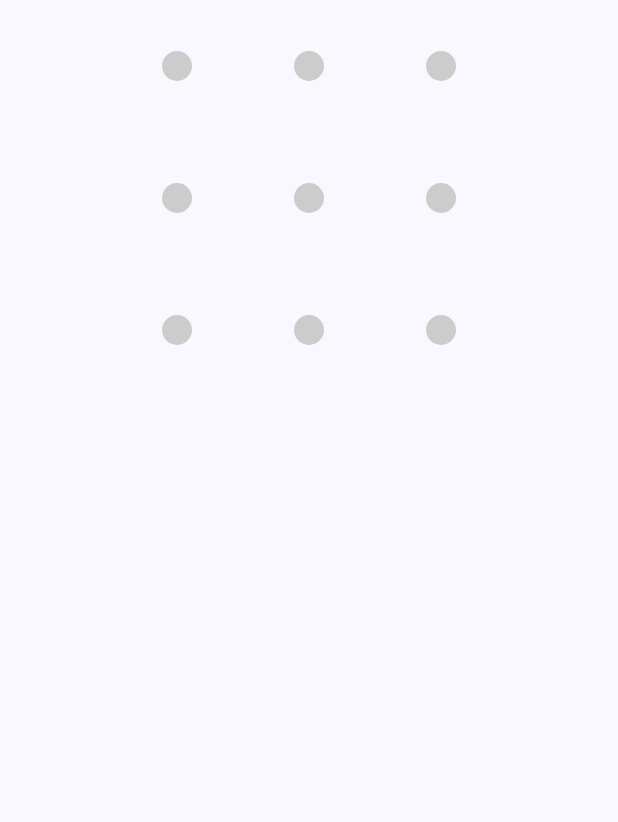
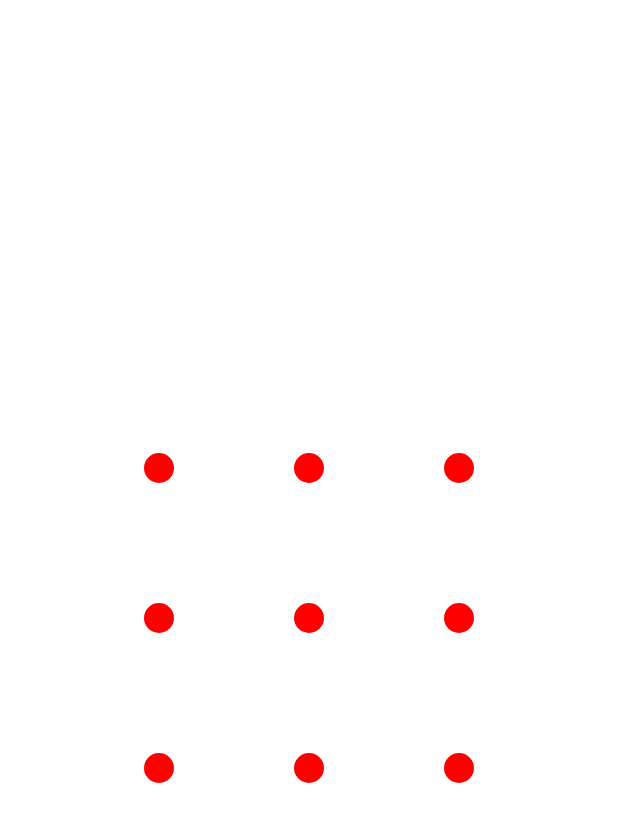
Before and after one commit to squart300kg/PatternLockScreen, an Android app built with Jetpack Compose: the screen it shows after launch (MainActivity), on a phone screen of 412 x 824 dp. Shown: the top 822 px of the screen. Run offline under Robolectric (Android 15) with nearby library versions, the phone set to English and light mode, and no system bars.

Commit message:
selectedDotColor & unselectedDotColor 설정, 최소 연결 라인 설정 코드 작성

```diff
--- a/app/src/main/java/com/example/patternscreensampleprojectr/MainActivity.kt
+++ b/app/src/main/java/com/example/patternscreensampleprojectr/MainActivity.kt
@@ -2,39 +2,60 @@ package com.example.patternscreensampleprojectr
 
 import android.os.Bundle
 import android.util.Log
+import android.widget.Toast
 import androidx.activity.ComponentActivity
 import androidx.activity.compose.setContent
 import androidx.compose.foundation.layout.Column
+import androidx.compose.foundation.layout.Spacer
 import androidx.compose.foundation.layout.fillMaxSize
+import androidx.compose.foundation.layout.size
 import androidx.compose.material3.MaterialTheme
 import androidx.compose.material3.Surface
+import androidx.compose.runtime.Composable
+import androidx.compose.runtime.getValue
+import androidx.compose.runtime.mutableIntStateOf
+import androidx.compose.runtime.mutableStateOf
+import androidx.compose.runtime.remember
+import androidx.compose.runtime.rememberCoroutineScope
 import androidx.compose.ui.Modifier
+import androidx.compose.ui.graphics.Color
+import androidx.compose.ui.platform.LocalContext
+import androidx.compose.ui.unit.dp
 import com.example.pattern.BasePatternScreen
-import com.example.patternscreensampleprojectr.ui.theme.PatternScreenSampleProjectrTheme
+import kotlinx.coroutines.launch
 
 class MainActivity : ComponentActivity() {
     override fun onCreate(savedInstanceState: Bundle?) {
         super.onCreate(savedInstanceState)
         setContent {
-            PatternScreenSampleProjectrTheme {
+            MaterialTheme {
                 Surface(
                     modifier = Modifier.fillMaxSize(),
-                    color = MaterialTheme.colorScheme.background,
+                    color = Color.White,
                 ) {
                     Column {
+                        Spacer(modifier = Modifier.weight(1f))
                         BasePatternScreen(
-                            modifier = Modifier,
-//                            dotSelectedColor = R.color.pattern_dot_select,
-//                            dotUnselectedColor = R.color.pattern_dot_select,
-//                            lineSelectedColor = R.color.pattern_dot_select,
-//                            lineUnselectedColor = R.color.pattern_dot_select,
-                            onPatternInput = { result ->
-                                Log.i("patternResult", result)
+                            modifier = Modifier.size(300.dp),
+                            lineColor = Color.Cyan,
+                            unselectedDotColor = Color.Red,
+                            selectedDotColor = Color.Blue,
+                            minimumLineConnectionCount = 3,
+                            onLessCountPatternSelected = { selectedCount ->
+                                showToast(getString(R.string.lessPatternSelectedGuide, selectedCount))
+                            },
+                            onPatternSuccessfullySelected = { result ->
+                                showToast(getString(R.string.patternSuccessfullySelectedGuide, result))
                             }
                         )
+                        Spacer(modifier = Modifier.weight(1f))
                     }
                 }
             }
         }
     }
 }
+
+private fun ComponentActivity.showToast(message: String) {
+    Toast.makeText(this, message, Toast.LENGTH_SHORT).show()
+}
--- a/app/src/main/java/com/example/patternscreensampleprojectr/ui/theme/Color.kt
+++ /dev/null
@@ -1,11 +0,0 @@
-package com.example.patternscreensampleprojectr.ui.theme
-
-import androidx.compose.ui.graphics.Color
-
-val Purple80 = Color(0xFFD0BCFF)
-val PurpleGrey80 = Color(0xFFCCC2DC)
-val Pink80 = Color(0xFFEFB8C8)
-
-val Purple40 = Color(0xFF6650a4)
-val PurpleGrey40 = Color(0xFF625b71)
-val Pink40 = Color(0xFF7D5260)
--- a/app/src/main/java/com/example/patternscreensampleprojectr/ui/theme/Theme.kt
+++ /dev/null
@@ -1,70 +0,0 @@
-package com.example.patternscreensampleprojectr.ui.theme
-
-import android.app.Activity
-import android.os.Build
-import androidx.compose.foundation.isSystemInDarkTheme
-import androidx.compose.material3.MaterialTheme
-import androidx.compose.material3.darkColorScheme
-import androidx.compose.material3.dynamicDarkColorScheme
-import androidx.compose.material3.dynamicLightColorScheme
-import androidx.compose.material3.lightColorScheme
-import androidx.compose.runtime.Composable
-import androidx.compose.runtime.SideEffect
-import androidx.compose.ui.graphics.toArgb
-import androidx.compose.ui.platform.LocalContext
-import androidx.compose.ui.platform.LocalView
-import androidx.core.view.WindowCompat
-
-private val DarkColorScheme = darkColorScheme(
-    primary = Purple80,
-    secondary = PurpleGrey80,
-    tertiary = Pink80
-)
-
-private val LightColorScheme = lightColorScheme(
-    primary = Purple40,
-    secondary = PurpleGrey40,
-    tertiary = Pink40
-
-    /* Other default colors to override
-    background = Color(0xFFFFFBFE),
-    surface = Color(0xFFFFFBFE),
-    onPrimary = Color.White,
-    onSecondary = Color.White,
-    onTertiary = Color.White,
-    onBackground = Color(0xFF1C1B1F),
-    onSurface = Color(0xFF1C1B1F),
-    */
-)
-
-@Composable
-fun PatternScreenSampleProjectrTheme(
-    darkTheme: Boolean = isSystemInDarkTheme(),
-    // Dynamic color is available on Android 12+
-    dynamicColor: Boolean = true,
-    content: @Composable () -> Unit
-) {
-    val colorScheme = when {
-        dynamicColor && Build.VERSION.SDK_INT >= Build.VERSION_CODES.S -> {
-            val context = LocalContext.current
-            if (darkTheme) dynamicDarkColorScheme(context) else dynamicLightColorScheme(context)
-        }
-
-        darkTheme -> DarkColorScheme
-        else -> LightColorScheme
-    }
-    val view = LocalView.current
-    if (!view.isInEditMode) {
-        SideEffect {
-            val window = (view.context as Activity).window
-            window.statusBarColor = colorScheme.primary.toArgb()
-            WindowCompat.getInsetsController(window, view).isAppearanceLightStatusBars = darkTheme
-        }
-    }
-
-    MaterialTheme(
-        colorScheme = colorScheme,
-        typography = Typography,
-        content = content
-    )
-}
--- a/app/src/main/java/com/example/patternscreensampleprojectr/ui/theme/Type.kt
+++ /dev/null
@@ -1,34 +0,0 @@
-package com.example.patternscreensampleprojectr.ui.theme
-
-import androidx.compose.material3.Typography
-import androidx.compose.ui.text.TextStyle
-import androidx.compose.ui.text.font.FontFamily
-import androidx.compose.ui.text.font.FontWeight
-import androidx.compose.ui.unit.sp
-
-// Set of Material typography styles to start with
-val Typography = Typography(
-    bodyLarge = TextStyle(
-        fontFamily = FontFamily.Default,
-        fontWeight = FontWeight.Normal,
-        fontSize = 16.sp,
-        lineHeight = 24.sp,
-        letterSpacing = 0.5.sp
-    )
-    /* Other default text styles to override
-    titleLarge = TextStyle(
-        fontFamily = FontFamily.Default,
-        fontWeight = FontWeight.Normal,
-        fontSize = 22.sp,
-        lineHeight = 28.sp,
-        letterSpacing = 0.sp
-    ),
-    labelSmall = TextStyle(
-        fontFamily = FontFamily.Default,
-        fontWeight = FontWeight.Medium,
-        fontSize = 11.sp,
-        lineHeight = 16.sp,
-        letterSpacing = 0.5.sp
-    )
-    */
-)
--- a/app/src/main/res/values/colors.xml
+++ b/app/src/main/res/values/colors.xml
@@ -8,7 +8,7 @@
     <color name="black">#FF000000</color>
     <color name="white">#FFFFFFFF</color>
 
-    <color name="pattern_dot_select">#2e3192</color>
-    <color name="pattern_dot_unselect">#cccccc</color>
+    <color name="selected_dot">#2e3192</color>
+    <color name="unselected_dot">#cccccc</color>
 
 </resources>
--- a/app/src/main/res/values/strings.xml
+++ b/app/src/main/res/values/strings.xml
@@ -1,3 +1,5 @@
 <resources>
     <string name="app_name">PatternScreenSampleProjectr</string>
+    <string name="patternSuccessfullySelectedGuide">Selected Pattern is success : %s</string>
+    <string name="lessPatternSelectedGuide">Please select at least %1$d pattern lines</string>
 </resources>
--- a/pattern/src/main/java/com/example/pattern/BasePatternScreen.kt
+++ b/pattern/src/main/java/com/example/pattern/BasePatternScreen.kt
@@ -2,7 +2,6 @@ package com.example.pattern
 
 import android.content.Context
 import android.view.MotionEvent
-import androidx.annotation.ColorRes
 import androidx.compose.foundation.Canvas
 import androidx.compose.foundation.layout.ColumnScope
 import androidx.compose.foundation.layout.size
@@ -18,6 +17,7 @@ import androidx.compose.ui.geometry.Offset
 import androidx.compose.ui.graphics.Color
 import androidx.compose.ui.input.pointer.pointerInteropFilter
 import androidx.compose.ui.platform.LocalContext
+import androidx.compose.ui.res.colorResource
 import androidx.compose.ui.unit.dp
 import kotlin.math.abs
 
@@ -34,11 +34,16 @@ data class BasePatternDrawingUiState(
     val password: MutableList<Int> = mutableListOf()
 ) {
 
-    fun getDotColor(rowIndex: Int, colIndex: Int): Int =
+    fun getDotColor(
+        rowIndex: Int,
+        colIndex: Int,
+        selectedDotColor: Color,
+        unselectedDotColor: Color
+    ): Color =
         if (selectedOffsets.contains(threeByThreeDotOffsets[rowIndex][colIndex])) {
-            R.color.pattern_dot_select
+            selectedDotColor
         } else {
-            R.color.pattern_dot_unselect
+            unselectedDotColor
         }
 
     companion object {
@@ -54,12 +59,12 @@ data class BasePatternDrawingUiState(
 fun ColumnScope.BasePatternScreen(
     modifier: Modifier = Modifier,
     context: Context = LocalContext.current,
-    @ColorRes dotSelectedColor: Int = R.color.pattern_dot_select,
-    @ColorRes dotUnselectedColor: Int = R.color.pattern_dot_unselect,
-    @ColorRes lineSelectedColor: Int = R.color.line_dot_select,
-    @ColorRes lineUnselectedColor: Int = R.color.line_dot_unselect,
+    selectedDotColor: Color = colorResource(id = R.color.selected_dot),
+    unselectedDotColor: Color = colorResource(id = R.color.unselected_dot),
+    lineColor: Color = colorResource(id = R.color.line),
     minimumLineConnectionCount: Int = 2,
-    onPatternInput: (String) -> Unit) {
+    onLessCountPatternSelected: (Int) -> Unit,
+    onPatternSuccessfullySelected: (String) -> Unit) {
 
     val basePatternDrawingUiState = remember { mutableStateOf( BasePatternDrawingUiState()) }
 
@@ -116,6 +121,7 @@ fun ColumnScope.BasePatternScreen(
                                 }
                             }
                         }
+
                         MotionEvent.ACTION_MOVE -> {
                             basePatternDrawingUiState.value =
                                 basePatternDrawingUiState.value.copy(
@@ -180,12 +186,14 @@ fun ColumnScope.BasePatternScreen(
                             }
                         }
                         MotionEvent.ACTION_UP -> {
-                            if (basePatternDrawingUiState.value.selectedOffsets.size >= 4) {
-                                onPatternInput(
+                            if (basePatternDrawingUiState.value.selectedOffsets.size >= minimumLineConnectionCount + 1) {
+                                onPatternSuccessfullySelected(
                                     basePatternDrawingUiState.value.password
                                         .toMutableList()
                                         .joinToString("")
                                 )
+                            } else {
+                                onLessCountPatternSelected(minimumLineConnectionCount)
                             }
 
                             basePatternDrawingUiState.value =
@@ -200,7 +208,7 @@ fun ColumnScope.BasePatternScreen(
                 drawContent()
                 if (basePatternDrawingUiState.value.latestSelectedDotOffset != Offset.Zero) {
                     drawLine(
-                        color = Color(context.getColor(R.color.pattern_dot_select)),
+                        color = lineColor,
                         start = basePatternDrawingUiState.value.latestSelectedDotOffset,
                         end = basePatternDrawingUiState.value.draggingOffset,
                         strokeWidth = BasePatternDrawingUiState.LINE_STROKE_WIDTH
@@ -222,9 +230,11 @@ fun ColumnScope.BasePatternScreen(
                     )
 
                     drawCircle(
-                        color = Color(context.getColor(basePatternDrawingUiState.value.getDotColor(
+                        color = basePatternDrawingUiState.value.getDotColor(
                             rowIndex = rowIndex,
-                            colIndex = colIndex))),
+                            colIndex = colIndex,
+                            selectedDotColor = selectedDotColor,
+                            unselectedDotColor = unselectedDotColor),
                         center = colPosition,
                         radius = BasePatternDrawingUiState.DOT_RADIUS.toPx()
                     )
@@ -242,7 +252,7 @@ fun ColumnScope.BasePatternScreen(
             repeat(basePatternDrawingUiState.value.lineOffsets.size) { lineIndex ->
                 if (basePatternDrawingUiState.value.lineOffsets[lineIndex].first != Offset.Zero) {
                     drawLine(
-                        color = Color(context.getColor(R.color.pattern_dot_select)),
+                        color = lineColor,
                         start = basePatternDrawingUiState.value.lineOffsets[lineIndex].first,
                         end = basePatternDrawingUiState.value.lineOffsets[lineIndex].second,
                         strokeWidth = BasePatternDrawingUiState.LINE_STROKE_WIDTH
--- a/pattern/src/main/res/values/colors.xml
+++ b/pattern/src/main/res/values/colors.xml
@@ -1,7 +1,6 @@
 <?xml version="1.0" encoding="utf-8"?>
 <resources>
-    <color name="pattern_dot_select">#2e3192</color>
-    <color name="pattern_dot_unselect">#cccccc</color>
-    <color name="line_dot_select">#2e3192</color>
-    <color name="line_dot_unselect">#cccccc</color>
+    <color name="selected_dot">#2e3192</color>
+    <color name="unselected_dot">#cccccc</color>
+    <color name="line">#2e3192</color>
 </resources>
```
